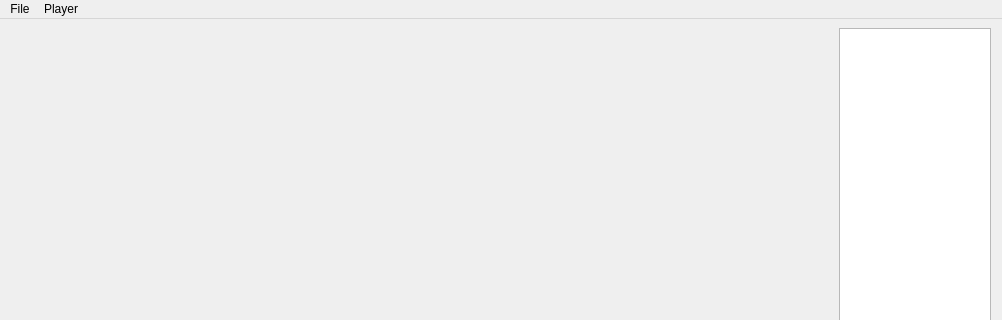
Qt form src/mainwindow.ui (CarlosFdez/videocrop) before a commit; both pictures show x 0 to 1002 and y 0 to 320 of the 1002 by 552 pixel window.
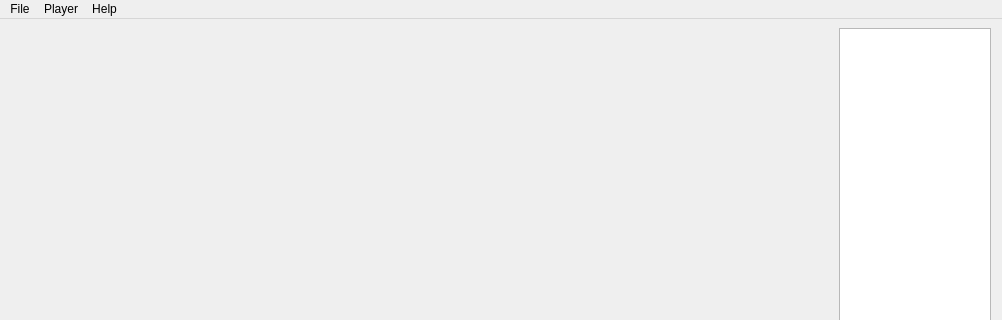
The same form after that commit. Icons and pictures are not drawn.

Commit message: Added About menu

```diff
--- a/src/mainwindow.ui
+++ b/src/mainwindow.ui
@@ -451,8 +451,15 @@
     <addaction name="separator"/>
     <addaction name="menuAudioTracks"/>
    </widget>
+   <widget class="QMenu" name="menuHelp">
+    <property name="title">
+     <string>Help</string>
+    </property>
+    <addaction name="menuAbout"/>
+   </widget>
    <addaction name="menuFile"/>
    <addaction name="menuPlayer"/>
+   <addaction name="menuHelp"/>
   </widget>
   <action name="menuOpen">
    <property name="text">
```
Left out of the diff: 4 changed lines with no effect on the pictures. The commit also changes 2 other files.
